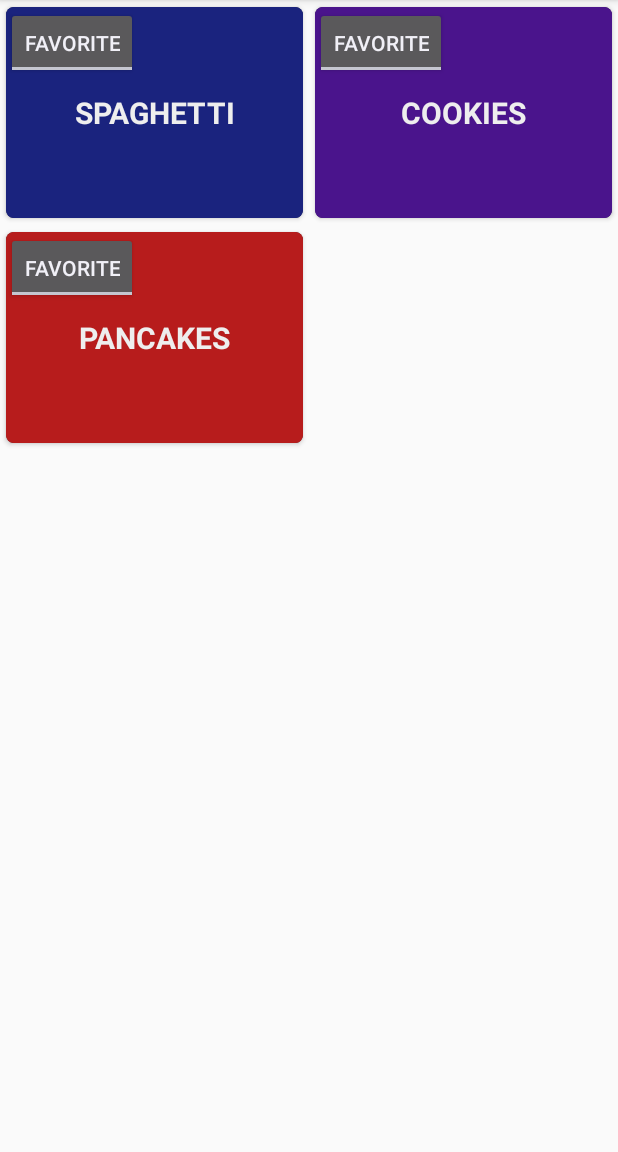
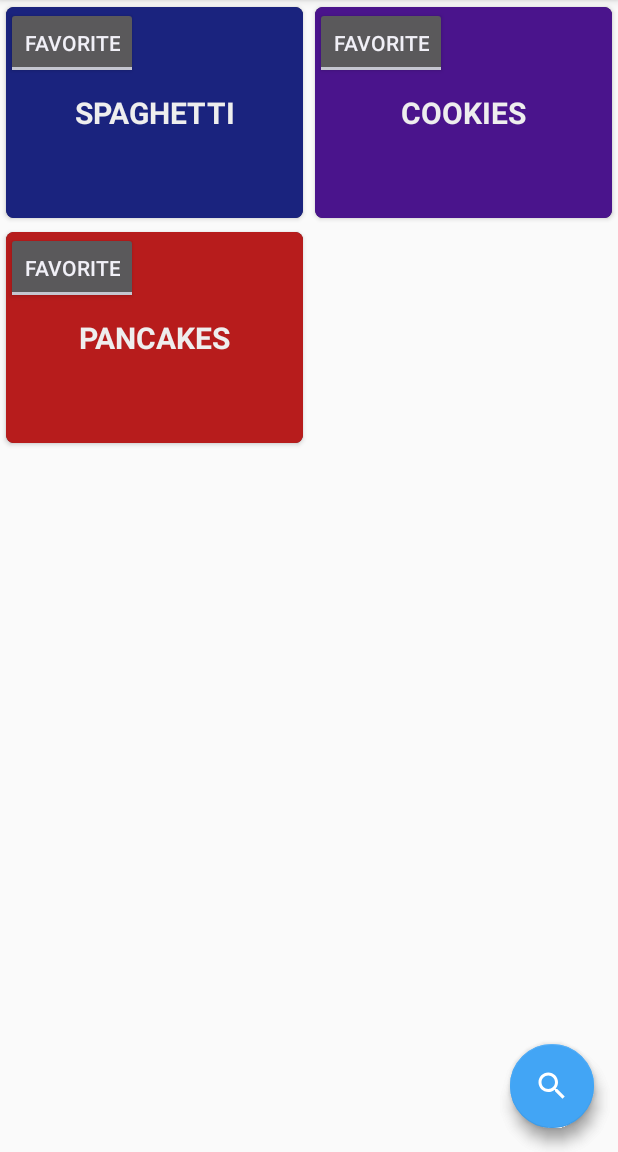
Before and after one commit to KromerSifter1997/Recipe-App, an Android app: the screen it shows after launch (SubjectActivity), on a phone screen of 412 x 824 dp, the part 84-1236 px from its top. Run offline under Robolectric (Android 15) with nearby library versions, the phone set to English and light mode, and no system bars.

Commit message:
working on search button and favorite functionality

```diff
--- a/app/src/main/java/com/zybooks/studyhelper/model/Food.java
+++ b/app/src/main/java/com/zybooks/studyhelper/model/Food.java
@@ -5,6 +5,7 @@ import androidx.annotation.NonNull;
 public class Food {
 
     private long mId;
+    private long mFavId;
     private String mText;
     private long mUpdateTime;
 
@@ -13,12 +14,24 @@ public class Food {
         mUpdateTime = System.currentTimeMillis();
     }
 
+    //the id is what is called when the app needs to know what recipe to show on the list.
+
     public long getId() {
         return mId;
     }
 
+    //same applies for Fav idea but for the favorite screen,
+    // TODO: ONLY CALL WHEN favId IS NOT NULL (or ensure it can't be called when favId is null)
+    public long getFavId() {
+        return mFavId;
+    }
+
     public void setId(long id) {
         mId = id;
+    }
+
+    public void setFavId(long favId) {
+       mFavId = favId;
     }
 
     public String getText() {
--- a/app/src/main/java/com/zybooks/studyhelper/repo/RecipeRepository.java
+++ b/app/src/main/java/com/zybooks/studyhelper/repo/RecipeRepository.java
@@ -13,6 +13,8 @@ public class RecipeRepository {
 
     private static RecipeRepository mRecipeRepo;
     private final List<Food> mFoodList;
+
+    private final List<Food> mFavList;
     private final HashMap<Long, List<Recipe>> mRecipeList;
 
     public static RecipeRepository getInstance(Context context) {
@@ -25,6 +27,7 @@ public class RecipeRepository {
     private RecipeRepository(Context context) {
 
         mFoodList = new ArrayList<>();
+        mFavList = new ArrayList<>();
         mRecipeList = new HashMap<>();
 
         addStarterData();
@@ -35,6 +38,7 @@ public class RecipeRepository {
         // start subject to create new recipe
         Food food = new Food("SPAGHETTI");
         food.setId(1);
+        food.setFavId(0);
         addRecipe(food);
 
         //recipe new recipe creates individual steps
@@ -70,6 +74,7 @@ public class RecipeRepository {
         //after just do subject = new subject()
         food = new Food("COOKIES");
         food.setId(1);
+        food.setFavId(0);
         addRecipe(food);
 
         //recipe new recipe creates individual steps
@@ -103,6 +108,7 @@ public class RecipeRepository {
         //        Steps for pancakes
         food = new Food("PANCAKES");
         food.setId(1);
+        food.setFavId(0);
         addRecipe(food);
 
         //recipe new recipe creates individual steps
--- a/app/src/main/res/drawable/searchicon.xml
+++ b/app/src/main/res/drawable/searchicon.xml
@@ -1,4 +1,4 @@
-<vector android:height="24dp" android:tint="#000000"
+<vector android:height="24dp" android:tint="#FFFFFF"
     android:viewportHeight="24" android:viewportWidth="24"
     android:width="24dp" xmlns:android="http://schemas.android.com/apk/res/android">
     <path android:fillColor="@android:color/white" android:pathData="M15.5,14h-0.79l-0.28,-0.27C15.41,12.59 16,11.11 16,9.5 16,5.91 13.09,3 9.5,3S3,5.91 3,9.5 5.91,16 9.5,16c1.61,0 3.09,-0.59 4.23,-1.57l0.27,0.28v0.79l5,4.99L20.49,19l-4.99,-5zM9.5,14C7.01,14 5,11.99 5,9.5S7.01,5 9.5,5 14,7.01 14,9.5 11.99,14 9.5,14z"/>
--- a/app/src/main/res/layout/activity_recipe.xml
+++ b/app/src/main/res/layout/activity_recipe.xml
@@ -13,15 +13,27 @@
         android:scrollbars="vertical" />
 
 
-<!--    will be converted into the open favorites button-->
+<!--    TODO: convert into a button that opens favorites-->
 
-<!--    <com.google.android.material.floatingactionbutton.FloatingActionButton-->
-<!--        android:id="@+id/add_subject_button"-->
-<!--        android:layout_width="wrap_content"-->
-<!--        android:layout_height="wrap_content"-->
-<!--        android:contentDescription="@string/favoriteRecipes"-->
-<!--        android:layout_gravity="end|bottom"-->
-<!--        android:src="@drawable/favorites"-->
-<!--        android:layout_margin="16dp" />-->
+    <com.google.android.material.floatingactionbutton.FloatingActionButton
+        android:id="@+id/openFavoritesButton"
+        android:layout_width="wrap_content"
+        android:layout_height="wrap_content"
+        android:contentDescription="@string/favoriteRecipes"
+        android:layout_gravity="end|bottom"
+        android:src="@drawable/favorites"
+        android:layout_margin="16dp" />
+
+<!--    TODO: Create button that opens search-->
+
+    <com.google.android.material.floatingactionbutton.FloatingActionButton
+        android:id="@+id/searchButton"
+        android:layout_width="wrap_content"
+        android:layout_height="wrap_content"
+        android:layout_gravity="end|bottom"
+        android:layout_margin="16dp"
+        android:layout_toEndOf="@+id/favoriteButton"
+        android:contentDescription="@string/favoriteRecipes"
+        android:src="@drawable/searchicon" />
 
 </FrameLayout>
```
Also changed, not shown: app/src/main/AndroidManifest.xml (+7 -4 lines), app/src/main/java/com/zybooks/studyhelper/FavoriteActivity.java (added, +14 -0 lines), app/src/main/res/layout/activity_favorite.xml (added, +9 -0 lines).
